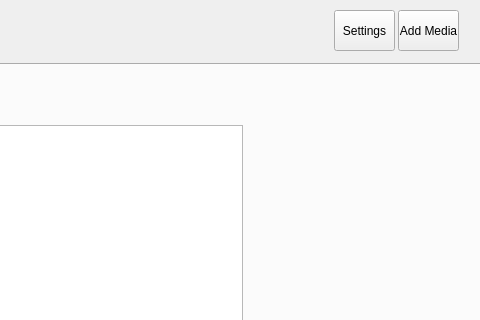
Before: the Qt Designer form UI Files/MainWindowV1.ui in steinmns/Cinema-Stats, drawn with Qt 5; both pictures show x 636 to 1116 and y 0 to 320 of the 1116 by 781 pixel window.
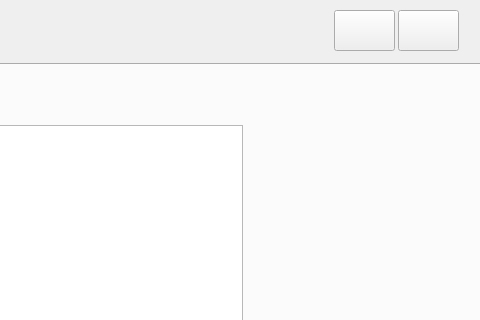
After: the same form once the commit is applied.

Commit message: Added Icons for Settings and Add buttons.

```diff
--- a/UI Files/MainWindowV1.ui
+++ b/UI Files/MainWindowV1.ui
@@ -257,9 +257,18 @@
       <height>41</height>
      </rect>
     </property>
-    <property name="text">
+    <property name="toolTip">
      <string>Add Media</string>
     </property>
+    <property name="text">
+     <string/>
+    </property>
+    <property name="iconSize">
+     <size>
+      <width>32</width>
+      <height>32</height>
+     </size>
+    </property>
    </widget>
    <widget class="QPushButton" name="SettingsButton">
     <property name="geometry">
@@ -270,9 +279,18 @@
       <height>41</height>
      </rect>
     </property>
-    <property name="text">
+    <property name="toolTip">
      <string>Settings</string>
     </property>
+    <property name="text">
+     <string/>
+    </property>
+    <property name="iconSize">
+     <size>
+      <width>32</width>
+      <height>32</height>
+     </size>
+    </property>
    </widget>
    <widget class="QLabel" name="CinemaStatsLabel">
     <property name="geometry">
```
The commit also changes 2 other files.
